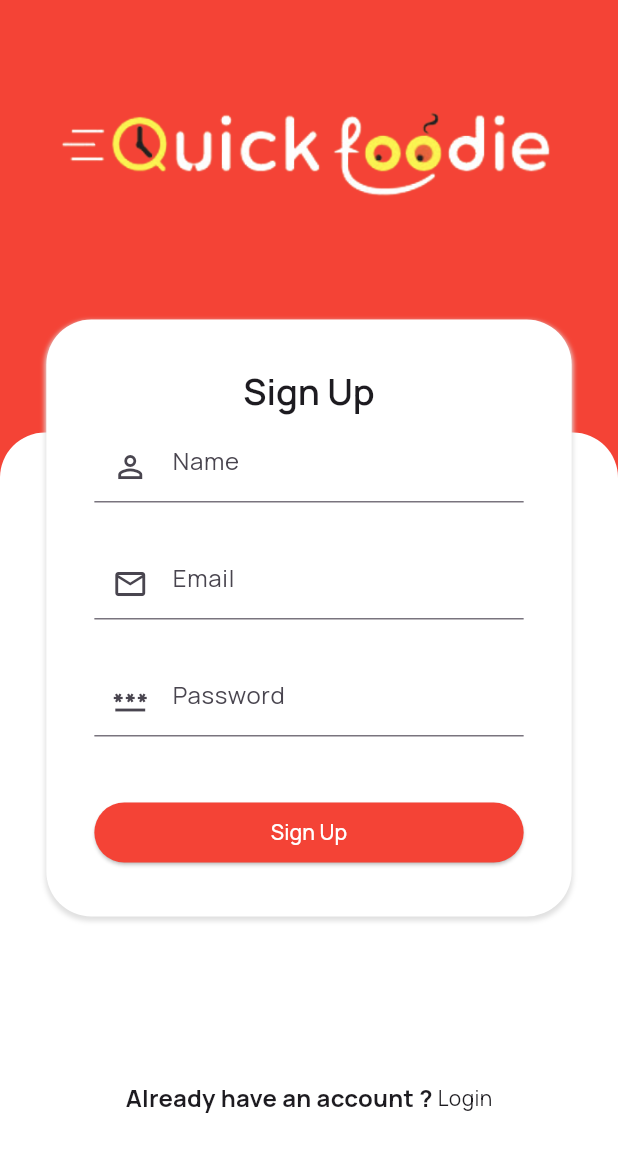
After one commit to Rahma-Osama/quick-foodie, a Flutter app: the LoginView screen opened by its route, on a phone screen of 412 x 824 dp. The commit adds this screen. Shown: the top 1152 px of the screen. Run offline on Flutter 3.47's test engine with Material 3 defaults, Android fonts, the phone set to English and light mode, and no system bars; our stand-ins replace go_router, google_fonts, introduction_screen.

Commit message:
add signUp and login Ui

```diff
--- a/lib/core/utils/app_router.dart
+++ b/lib/core/utils/app_router.dart
@@ -1,11 +1,13 @@
 import 'package:flutter/material.dart';
 import 'package:go_router/go_router.dart';
+import 'package:quick_foodie/features/auth/presentation/views/login_view.dart';
 import 'package:quick_foodie/features/on_boarding/presentation/views/on_boarding_view.dart';
 import 'package:quick_foodie/features/splash/presentation/views/splash_view.dart';
 
 abstract class AppRouter {
 
   static const String onBoarding='/onBoarding';
+  static const String login='/login';
   static final GoRouter router = GoRouter(routes: <RouteBase>[
     GoRoute(
         path: '/',
@@ -15,5 +17,10 @@ abstract class AppRouter {
         path: onBoarding,
         builder: (BuildContext context, GoRouterState state) =>
             const OnBoardingView()),
+     GoRoute(
+        path: login,
+        builder: (BuildContext context, GoRouterState state) =>
+            const LoginView()),
+
   ]);
 }
--- /dev/null
+++ b/lib/core/widgets/custom_button.dart
@@ -0,0 +1,13 @@
+import 'package:flutter/material.dart';
+import 'package:quick_foodie/core/utils/app_colors.dart';
+
+class CustomButton extends StatelessWidget {
+  final String text;
+  final Function func;
+  const CustomButton({Key? key, required this.text, required this.func}) : super(key: key);
+
+  @override
+  Widget build(BuildContext context) {
+    return SizedBox(width: double.infinity,child: ElevatedButton(onPressed:()=>func,style: const ButtonStyle(backgroundColor:MaterialStatePropertyAll( AppColors.mainRed),foregroundColor: MaterialStatePropertyAll(Colors.white)), child: Text(text),));
+  }
+}
--- /dev/null
+++ b/lib/core/widgets/custom_text_field.dart
@@ -0,0 +1,34 @@
+import 'package:flutter/material.dart';
+import 'package:quick_foodie/core/utils/app_colors.dart';
+
+class CustomTextField extends StatelessWidget {
+  final TextEditingController controller;
+  final String hint;
+  final IconData icon;
+  final String errorText;
+  final bool isPassword;
+
+  const CustomTextField({Key? key, required this.controller, required this.hint, required this.icon, required this.errorText,  this.isPassword=false}) : super(key: key);
+
+  @override
+  Widget build(BuildContext context) {
+    return TextFormField(
+      obscureText: isPassword,
+      controller: controller,
+      validator: (value) {
+        if (value == null || value.isEmpty) {
+          return errorText;
+        }
+        return null;
+      },
+      cursorColor: Colors.black,
+      decoration: InputDecoration(
+          hintText: hint,
+          focusColor: AppColors.mainRed,
+          fillColor: AppColors.mainRed,
+          // hintStyle,
+          prefixIcon: Icon(icon),
+      focusedBorder: UnderlineInputBorder(borderSide: BorderSide(color: AppColors.mainRed))),
+    );
+  }
+}
--- /dev/null
+++ b/lib/features/auth/presentation/views/login_view.dart
@@ -0,0 +1,15 @@
+import 'package:flutter/material.dart';
+import 'package:quick_foodie/core/utils/app_colors.dart';
+import 'package:quick_foodie/features/auth/presentation/views/widgets/login_view_body.dart';
+
+class LoginView extends StatelessWidget {
+  const LoginView({Key? key}) : super(key: key);
+
+  @override
+  Widget build(BuildContext context) {
+    return const Scaffold(
+      backgroundColor: AppColors.mainRed,
+      body: LoginViewBody(),
+    );
+  }
+}
--- /dev/null
+++ b/lib/features/auth/presentation/views/widgets/auth_card.dart
@@ -0,0 +1,36 @@
+import 'package:flutter/material.dart';
+import 'package:quick_foodie/core/widgets/custom_button.dart';
+import 'package:quick_foodie/features/auth/presentation/views/widgets/auth_form.dart';
+
+class AuthCard extends StatelessWidget {
+  final bool isLogin;
+  const AuthCard({Key? key, required this.isLogin}) : super(key: key);
+
+  @override
+  Widget build(BuildContext context) {
+    final size=MediaQuery.of(context).size;
+    final textTheme=Theme.of(context).textTheme;
+    return Center(
+      child: Container(
+        padding: const EdgeInsets.all(32),
+        width: size.width*.85,
+          decoration: BoxDecoration(
+            color: Colors.white,
+            borderRadius: BorderRadius.circular(30),
+            boxShadow: [BoxShadow(color: Colors.grey[300]!,blurRadius: 2,spreadRadius: .8,offset: const Offset(0,2))]
+          ),
+        child:  Column(
+          mainAxisSize: MainAxisSize.min,
+          mainAxisAlignment: MainAxisAlignment.spaceBetween,
+          children: [
+            Text(isLogin? 'Login' : 'Sign Up',style: textTheme.headlineSmall?.copyWith(fontWeight: FontWeight.w600),),
+            const SizedBox(height: 10,),
+            AuthForm(isLogin: isLogin,),
+            const SizedBox(height: 40,),
+            CustomButton(text: isLogin? "Login" : "Sign Up" , func: (){})
+          ],
+        ),
+      ),
+    );
+  }
+}
--- /dev/null
+++ b/lib/features/auth/presentation/views/widgets/auth_form.dart
@@ -0,0 +1,40 @@
+import 'package:flutter/material.dart';
+import 'package:quick_foodie/core/widgets/custom_text_field.dart';
+
+class AuthForm extends StatelessWidget {
+  final bool isLogin;
+  const AuthForm({Key? key, required this.isLogin}) : super(key: key);
+
+  @override
+  Widget build(BuildContext context) {
+    TextEditingController nameController = TextEditingController();
+    TextEditingController passwordController = TextEditingController();
+    TextEditingController emailController = TextEditingController();
+    final formKey = GlobalKey<FormState>();
+    return Form(
+        key: formKey,
+        child: Column(
+            children: [
+          !isLogin?CustomTextField(
+              controller: nameController,
+              hint: 'Name',
+              icon: Icons.person_outline,
+              errorText: 'Please Enter Name'):const SizedBox.shrink(),
+          const SizedBox(height: 30,),
+          CustomTextField(
+              controller: emailController,
+              hint: 'Email',
+              icon: Icons.email_outlined,
+              errorText: 'Please Enter E-mail'),
+              const SizedBox(height: 30,),
+
+              CustomTextField(
+            controller: passwordController,
+            hint: 'Password',
+            icon: Icons.password_outlined,
+            errorText: 'Please Enter Password',
+            isPassword: true,
+          ),
+        ]));
+  }
+}
--- /dev/null
+++ b/lib/features/auth/presentation/views/widgets/login_view_body.dart
@@ -0,0 +1,66 @@
+import 'package:flutter/material.dart';
+import 'package:quick_foodie/core/utils/assets.dart';
+import 'package:quick_foodie/features/auth/presentation/views/widgets/auth_card.dart';
+
+class LoginViewBody extends StatefulWidget {
+  const LoginViewBody({Key? key}) : super(key: key);
+
+  @override
+  State<LoginViewBody> createState() => _LoginViewBodyState();
+}
+
+class _LoginViewBodyState extends State<LoginViewBody> {
+  bool isLogin=false;
+
+  @override
+  Widget build(BuildContext context) {
+    final size = MediaQuery.of(context).size;
+    final textTheme = Theme.of(context).textTheme;
+    return  Stack(
+      children: [
+      Column(
+      mainAxisAlignment: MainAxisAlignment.spaceBetween,
+      crossAxisAlignment: CrossAxisAlignment.stretch,
+      children: [
+        Padding(
+          padding: const EdgeInsets.symmetric(horizontal: 32, vertical: 64.0),
+          child: Image.asset(AssetData.logo),
+        ),
+        Container(
+          height: size.height * .65,
+          width: double.infinity,
+          decoration: const BoxDecoration(
+              color: Colors.white,
+              borderRadius: BorderRadius.only(
+                  topRight: Radius.circular(30), topLeft: Radius.circular(30))),
+          child: Align(
+              alignment: Alignment.bottomCenter,
+              child: Padding(
+                padding: const EdgeInsets.only(bottom: 80.0),
+                child: Row(
+                  mainAxisAlignment: MainAxisAlignment.center,
+                  children: [
+                    Text(
+                      isLogin?"Don't have an account ? " :"Already have an account ? ",
+                      style: textTheme.titleMedium
+                          ?.copyWith(fontWeight: FontWeight.bold),
+                    ),
+                    GestureDetector(
+                      child:  Text(isLogin?"Sign Up":"Login"),
+                      onTap: () {
+                        setState(() {
+                          isLogin = !isLogin;
+                        });
+                      },
+                    )
+                  ],
+                ),
+              )),
+        ),
+      ],
+    ),
+        AuthCard(isLogin: isLogin,),
+      ],
+    );
+  }
+}
--- a/lib/features/on_boarding/presentation/views/widgets/on_boarding_view_body.dart
+++ b/lib/features/on_boarding/presentation/views/widgets/on_boarding_view_body.dart
@@ -1,6 +1,8 @@
 import 'package:flutter/material.dart';
+import 'package:go_router/go_router.dart';
 import 'package:introduction_screen/introduction_screen.dart';
 import 'package:quick_foodie/core/utils/app_colors.dart';
+import 'package:quick_foodie/core/utils/app_router.dart';
 import 'package:quick_foodie/core/utils/assets.dart';
 
 class OnBoardingViewBody extends StatelessWidget {
@@ -31,7 +33,8 @@ class OnBoardingViewBody extends StatelessWidget {
       next: const Text("Next", style: TextStyle(color: AppColors.mainRed)),
       showDoneButton: true,
       done: const Text("Done", style: TextStyle(color: AppColors.mainRed)),
-      onDone: () {},
+      onDone: ()=>GoRouter.of(context).pushReplacement(AppRouter.login)
+      ,
     );
   }
 }
--- a/lib/main.dart
+++ b/lib/main.dart
@@ -14,7 +14,7 @@ class QuickFoodie extends StatelessWidget {
   Widget build(BuildContext context) {
     return MaterialApp.router(
       theme: ThemeData(
-        textTheme: GoogleFonts.aBeeZeeTextTheme(),
+        textTheme: GoogleFonts.manropeTextTheme(),
         primaryColor: AppColors.mainRed,
       ),
       routerConfig: AppRouter.router,
```
